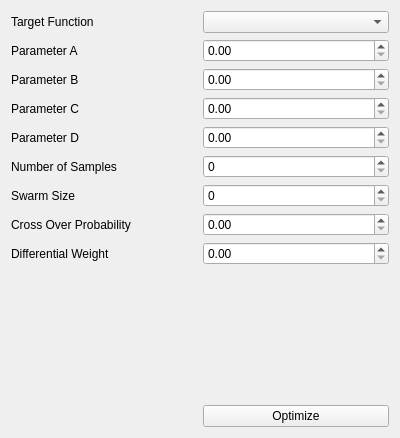
Qt form gui_main_window.ui (ralphtandetzky/decompose_imf) before a commit.
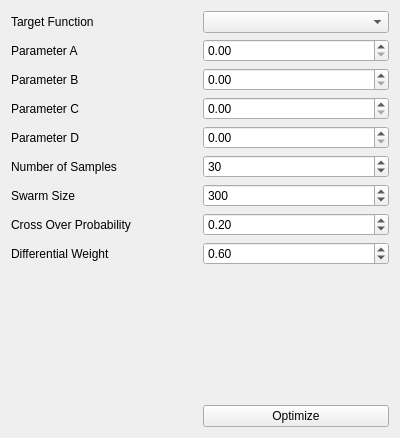
The same form after that commit.

Commit message: Added submodule cpp_utils. Modified gui a little.

What changed in the file:
```diff
--- a/gui_main_window.ui
+++ b/gui_main_window.ui
@@ -90,7 +90,17 @@
     </widget>
    </item>
    <item row="5" column="1">
-    <widget class="QSpinBox" name="spinBox"/>
+    <widget class="QSpinBox" name="nSamplesSpinBox">
+     <property name="minimum">
+      <number>1</number>
+     </property>
+     <property name="maximum">
+      <number>10000</number>
+     </property>
+     <property name="value">
+      <number>30</number>
+     </property>
+    </widget>
    </item>
    <item row="6" column="0">
     <widget class="QLabel" name="label_2">
@@ -103,7 +113,17 @@
     </widget>
    </item>
    <item row="6" column="1">
-    <widget class="QSpinBox" name="spinBox_2"/>
+    <widget class="QSpinBox" name="swarmSizeSpinBox">
+     <property name="minimum">
+      <number>4</number>
+     </property>
+     <property name="maximum">
+      <number>10000</number>
+     </property>
+     <property name="value">
+      <number>300</number>
+     </property>
+    </widget>
    </item>
    <item row="7" column="0">
     <widget class="QLabel" name="label_3">
@@ -116,7 +136,17 @@
     </widget>
    </item>
    <item row="7" column="1">
-    <widget class="QDoubleSpinBox" name="doubleSpinBox_5"/>
+    <widget class="QDoubleSpinBox" name="coSpinBox">
+     <property name="maximum">
+      <double>1.000000000000000</double>
+     </property>
+     <property name="singleStep">
+      <double>0.010000000000000</double>
+     </property>
+     <property name="value">
+      <double>0.200000000000000</double>
+     </property>
+    </widget>
    </item>
    <item row="8" column="0">
     <widget class="QLabel" name="label_4">
@@ -129,7 +159,20 @@
     </widget>
    </item>
    <item row="8" column="1">
-    <widget class="QDoubleSpinBox" name="doubleSpinBox_6"/>
+    <widget class="QDoubleSpinBox" name="dwSpinBox">
+     <property name="minimum">
+      <double>0.500000000000000</double>
+     </property>
+     <property name="maximum">
+      <double>1.000000000000000</double>
+     </property>
+     <property name="singleStep">
+      <double>0.010000000000000</double>
+     </property>
+     <property name="value">
+      <double>0.600000000000000</double>
+     </property>
+    </widget>
    </item>
    <item row="9" column="1">
     <spacer name="verticalSpacer">
```
Left out of the diff: 32 changed lines with no effect on the pictures. The commit also changes 3 other files.
